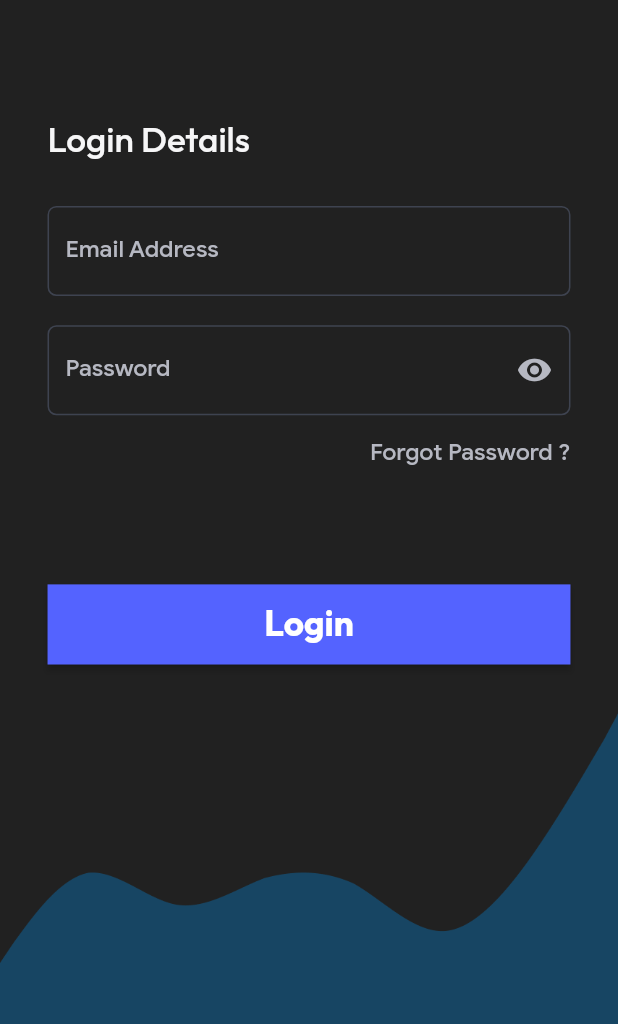
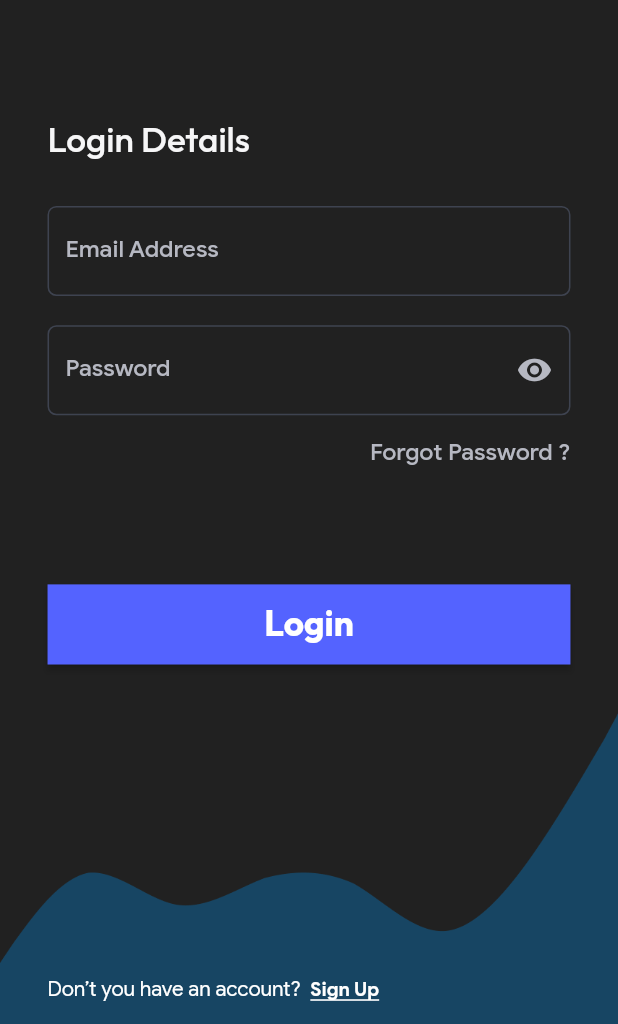
Before and after one commit to Nusla-Ismail/FireProtector, a Flutter app: the screen it shows after launch, on a phone screen of 412 x 824 dp, the part 212-1236 px from its top. Run offline on Flutter 3.47's test engine with Material 2 defaults, Android fonts, the light colour scheme and no system bars; our stand-ins replace flutter_screenutil, google_fonts.

Commit message:
Finalize Login Page

```diff
--- a/lib/main.dart
+++ b/lib/main.dart
@@ -58,14 +58,8 @@ class MyApp extends StatelessWidget {
                 ),
                 bodyText2: TextStyle(
                   fontFamily: 'Google',
-                  fontSize: 13.sp,
+                  fontSize: 14.sp,
                   fontWeight: FontWeight.w400,
-                  color: Colors.black,
-                ),
-                overline: TextStyle(
-                  fontFamily: 'Google',
-                  fontSize: 13.sp,
-                  fontWeight: FontWeight.w500,
                   color: Colors.black,
                 ),
                 subtitle1: GoogleFonts.outfit(
--- a/lib/views/login.dart
+++ b/lib/views/login.dart
@@ -11,7 +11,12 @@ class Login extends StatelessWidget {
   Widget build(BuildContext context) {
     return SafeArea(
       child: Scaffold(
-        body: Container(
+        resizeToAvoidBottomInset: false,
+        body: CustomScrollView(
+          slivers: [
+            SliverFillRemaining(
+              hasScrollBody: false,
+              child: Container(
                 decoration: BoxDecoration(
                   color: Color(0xff212121),
                   image: DecorationImage(
@@ -61,9 +66,33 @@ class Login extends StatelessWidget {
                       ),
                       Button(onPressed: (){}, text: "Login"),
                       Expanded(child: SizedBox()),
+                      RichText(
+                        text: TextSpan(
+                          text: 'Don’t you have an account?  ',
+                          style: Theme.of(context).textTheme.bodyText2?.copyWith(color: Colors.white),
+                          children: <TextSpan>[
+                            TextSpan(
+                              text: 'Sign Up',
+                              style: TextStyle(
+                                fontFamily: 'Google',
+                                fontSize: 13.sp,
+                                fontWeight: FontWeight.w700,
+                                color: Colors.white,
+                                decoration: TextDecoration.underline,
+                              ),
+                            ),
                           ],
                         ),
                       ),
+                      SizedBox(
+                        height: 15.h,
+                      ),
+                    ],
+                  ),
+                ),
+              ),
+            )
+          ],
         ),
       ),
     );
--- a/lib/widgets/rounded_input_field.dart
+++ b/lib/widgets/rounded_input_field.dart
@@ -25,6 +25,9 @@ class RoundedInputField extends StatelessWidget {
         enabledBorder: OutlineInputBorder(
             borderRadius: BorderRadius.circular(6.r),
             borderSide: BorderSide(color: Color(0xff3E4350), width: 1)),
+        border: OutlineInputBorder(
+            borderRadius: BorderRadius.circular(6.r),
+            borderSide: BorderSide(color: Color(0xff3E4350), width: 1)),
         ),
       );
   }
```
Lines whose indentation alone changed are shown as unchanged.
